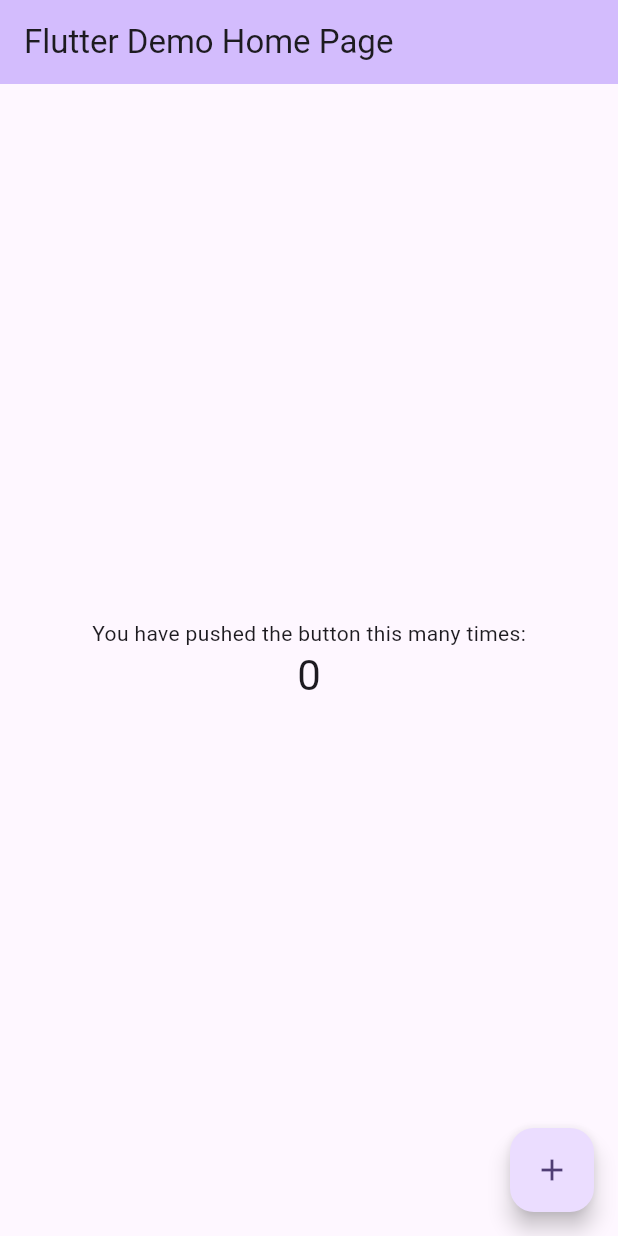
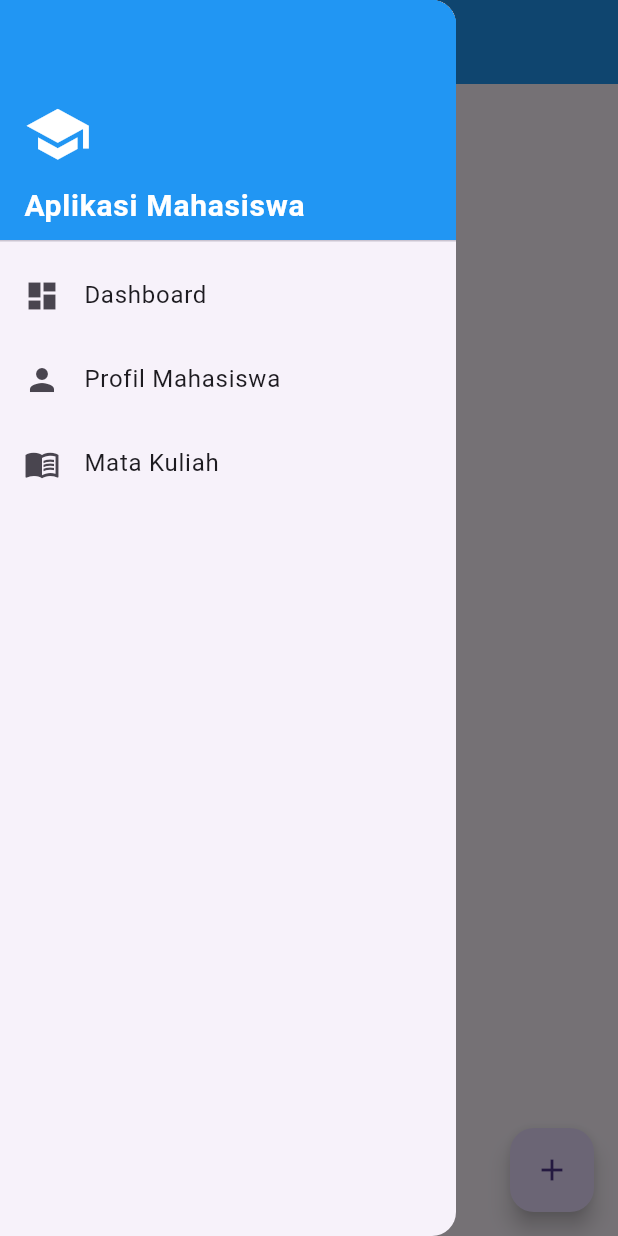
Before and after one commit to Santiko1908/latihan_flutter4, a Flutter app: the screen it shows after launch, with the side drawer open (before the commit the screen has no drawer), on a phone screen of 412 x 824 dp. Run offline on Flutter 3.47's test engine with Material 3 defaults, Android fonts, the phone set to English and light mode, and no system bars.

Commit message:
Update aplikasi mahasiswa

```diff
--- a/lib/main.dart
+++ b/lib/main.dart
@@ -1,122 +1,282 @@
 import 'package:flutter/material.dart';
 
 void main() {
-  runApp(const MyApp());
+  runApp(const MyWidget());
 }
 
-class MyApp extends StatelessWidget {
-  const MyApp({super.key});
+class MyWidget extends StatelessWidget {
+  const MyWidget({super.key});
 
-  // This widget is the root of your application.
   @override
   Widget build(BuildContext context) {
     return MaterialApp(
-      title: 'Flutter Demo',
-      theme: ThemeData(
-        // This is the theme of your application.
-        //
-        // TRY THIS: Try running your application with "flutter run". You'll see
-        // the application has a purple toolbar. Then, without quitting the app,
-        // try changing the seedColor in the colorScheme below to Colors.green
-        // and then invoke "hot reload" (save your changes or press the "hot
-        // reload" button in a Flutter-supported IDE, or press "r" if you used
-        // the command line to start the app).
-        //
-        // Notice that the counter didn't reset back to zero; the application
-        // state is not lost during the reload. To reset the state, use hot
-        // restart instead.
-        //
-        // This works for code too, not just values: Most code changes can be
-        // tested with just a hot reload.
-        colorScheme: .fromSeed(seedColor: Colors.deepPurple),
-      ),
-      home: const MyHomePage(title: 'Flutter Demo Home Page'),
+      theme: ThemeData.light(),
+      themeMode: ThemeMode.system,
+      title: 'Aplikasi Mahasiswa',
+      debugShowCheckedModeBanner: false,
+      home: const MyDashboard(),
     );
   }
 }
 
-class MyHomePage extends StatefulWidget {
-  const MyHomePage({super.key, required this.title});
-
-  // This widget is the home page of your application. It is stateful, meaning
-  // that it has a State object (defined below) that contains fields that affect
-  // how it looks.
-
-  // This class is the configuration for the state. It holds the values (in this
-  // case the title) provided by the parent (in this case the App widget) and
-  // used by the build method of the State. Fields in a Widget subclass are
-  // always marked "final".
-
-  final String title;
-
-  @override
-  State<MyHomePage> createState() => _MyHomePageState();
-}
-
-class _MyHomePageState extends State<MyHomePage> {
-  int _counter = 0;
-
-  void _incrementCounter() {
-    setState(() {
-      // This call to setState tells the Flutter framework that something has
-      // changed in this State, which causes it to rerun the build method below
-      // so that the display can reflect the updated values. If we changed
-      // _counter without calling setState(), then the build method would not be
-      // called again, and so nothing would appear to happen.
-      _counter++;
-    });
-  }
+// HALAMAN DASHBOARD
+class MyDashboard extends StatelessWidget {
+  const MyDashboard({super.key});
 
   @override
   Widget build(BuildContext context) {
-    // This method is rerun every time setState is called, for instance as done
-    // by the _incrementCounter method above.
-    //
-    // The Flutter framework has been optimized to make rerunning build methods
-    // fast, so that you can just rebuild anything that needs updating rather
-    // than having to individually change instances of widgets.
     return Scaffold(
       appBar: AppBar(
-        // TRY THIS: Try changing the color here to a specific color (to
-        // Colors.amber, perhaps?) and trigger a hot reload to see the AppBar
-        // change color while the other colors stay the same.
-        backgroundColor: Theme.of(context).colorScheme.inversePrimary,
-        // Here we take the value from the MyHomePage object that was created by
-        // the App.build method, and use it to set our appbar title.
-        title: Text(widget.title),
+        backgroundColor: Colors.blue,
+        iconTheme: const IconThemeData(color: Colors.white),
+        title: const Text(
+          'Dashboard Mahasiswa',
+          style: TextStyle(color: Colors.white),
+        ),
       ),
-      body: Center(
-        // Center is a layout widget. It takes a single child and positions it
-        // in the middle of the parent.
+      drawer: const MyDrawer(),
+      body: const Center(
         child: Column(
-          // Column is also a layout widget. It takes a list of children and
-          // arranges them vertically. By default, it sizes itself to fit its
-          // children horizontally, and tries to be as tall as its parent.
-          //
-          // Column has various properties to control how it sizes itself and
-          // how it positions its children. Here we use mainAxisAlignment to
-          // center the children vertically; the main axis here is the vertical
-          // axis because Columns are vertical (the cross axis would be
-          // horizontal).
-          //
-          // TRY THIS: Invoke "debug painting" (choose the "Toggle Debug Paint"
-          // action in the IDE, or press "p" in the console), to see the
-          // wireframe for each widget.
-          mainAxisAlignment: .center,
+          mainAxisAlignment: MainAxisAlignment.center,
           children: [
-            const Text('You have pushed the button this many times:'),
             Text(
-              '$_counter',
-              style: Theme.of(context).textTheme.headlineMedium,
+              'HALLO BRO',
+              style: TextStyle(
+                color: Colors.black,
+                fontWeight: FontWeight.bold,
+                fontSize: 20,
+              ),
+            ),
+            SizedBox(height: 10),
+            Text(
+              'POSISI DIMANA',
+              style: TextStyle(
+                color: Colors.black,
+                fontWeight: FontWeight.bold,
+                fontSize: 20,
+              ),
             ),
           ],
         ),
       ),
       floatingActionButton: FloatingActionButton(
-        onPressed: _incrementCounter,
-        tooltip: 'Increment',
+        onPressed: () {
+          ScaffoldMessenger.of(context).showSnackBar(
+            const SnackBar(content: Text('Tombol Upload File ditekan')),
+          );
+        },
+        tooltip: 'Upload File',
         child: const Icon(Icons.add),
       ),
     );
   }
 }
+
+// MENU NAVIGASI
+class MyDrawer extends StatelessWidget {
+  const MyDrawer({super.key});
+
+  @override
+  Widget build(BuildContext context) {
+    return Drawer(
+      child: ListView(
+        padding: EdgeInsets.zero,
+        children: [
+          const DrawerHeader(
+            decoration: BoxDecoration(color: Colors.blue),
+            child: Column(
+              crossAxisAlignment: CrossAxisAlignment.start,
+              mainAxisAlignment: MainAxisAlignment.end,
+              children: [
+                Icon(
+                  Icons.school,
+                  color: Colors.white,
+                  size: 45,
+                ),
+                SizedBox(height: 10),
+                Text(
+                  'Aplikasi Mahasiswa',
+                  style: TextStyle(
+                    color: Colors.white,
+                    fontSize: 20,
+                    fontWeight: FontWeight.bold,
+                  ),
+                ),
+              ],
+            ),
+          ),
+          ListTile(
+            leading: const Icon(Icons.dashboard),
+            title: const Text('Dashboard'),
+            onTap: () {
+              Navigator.pop(context);
+              Navigator.pushReplacement(
+                context,
+                MaterialPageRoute(
+                  builder: (context) => const MyDashboard(),
+                ),
+              );
+            },
+          ),
+          ListTile(
+            leading: const Icon(Icons.person),
+            title: const Text('Profil Mahasiswa'),
+            onTap: () {
+              Navigator.pop(context);
+              Navigator.push(
+                context,
+                MaterialPageRoute(
+                  builder: (context) => const MyProfil(),
+                ),
+              );
+            },
+          ),
+          ListTile(
+            leading: const Icon(Icons.menu_book),
+            title: const Text('Mata Kuliah'),
+            onTap: () {
+              Navigator.pop(context);
+              Navigator.push(
+                context,
+                MaterialPageRoute(
+                  builder: (context) => const MyMatkul(),
+                ),
+              );
+            },
+          ),
+        ],
+      ),
+    );
+  }
+}
+
+// HALAMAN PROFIL MAHASISWA
+class MyProfil extends StatelessWidget {
+  const MyProfil({super.key});
+
+  @override
+  Widget build(BuildContext context) {
+    return Scaffold(
+      appBar: AppBar(
+        backgroundColor: Colors.blue,
+        iconTheme: const IconThemeData(color: Colors.white),
+        title: const Text(
+          'Profil Mahasiswa',
+          style: TextStyle(color: Colors.white),
+        ),
+      ),
+      drawer: const MyDrawer(),
+      body: const Center(
+        child: Column(
+          mainAxisAlignment: MainAxisAlignment.center,
+          children: [
+            Icon(
+              Icons.account_circle,
+              size: 90,
+              color: Colors.blue,
+            ),
+            SizedBox(height: 15),
+            Text(
+              'Angger Josjis',
+              style: TextStyle(
+                color: Colors.red,
+                fontWeight: FontWeight.bold,
+                fontSize: 18,
+              ),
+            ),
+            SizedBox(height: 8),
+            Text(
+              '1124160099',
+              style: TextStyle(
+                color: Colors.red,
+                fontWeight: FontWeight.bold,
+                fontSize: 18,
+              ),
+            ),
+            SizedBox(height: 8),
+            Text(
+              'TISE24M',
+              style: TextStyle(
+                color: Colors.red,
+                fontWeight: FontWeight.bold,
+                fontSize: 18,
+              ),
+            ),
+          ],
+        ),
+      ),
+      floatingActionButton: FloatingActionButton(
+        onPressed: () {
+          ScaffoldMessenger.of(context).showSnackBar(
+            const SnackBar(content: Text('Tombol Tambah Data Profil ditekan')),
+          );
+        },
+        tooltip: 'Add data profil',
+        child: const Icon(Icons.add),
+      ),
+    );
+  }
+}
+
+// HALAMAN MATA KULIAH
+class MyMatkul extends StatelessWidget {
+  const MyMatkul({super.key});
+
+  @override
+  Widget build(BuildContext context) {
+    return Scaffold(
+      appBar: AppBar(
+        backgroundColor: Colors.blue,
+        iconTheme: const IconThemeData(color: Colors.white),
+        title: const Text(
+          'Mata Kuliah',
+          style: TextStyle(color: Colors.white),
+        ),
+      ),
+      drawer: const MyDrawer(),
+      body: const Center(
+        child: Column(
+          mainAxisAlignment: MainAxisAlignment.center,
+          children: [
+            Text(
+              'QUANTUM',
+              style: TextStyle(
+                color: Colors.green,
+                fontSize: 20,
+                fontWeight: FontWeight.bold,
+              ),
+            ),
+            SizedBox(height: 10),
+            Text(
+              'BLOCKCHAIN',
+              style: TextStyle(
+                color: Colors.green,
+                fontSize: 20,
+                fontWeight: FontWeight.bold,
+              ),
+            ),
+            SizedBox(height: 10),
+            Text(
+              'AI & MACHINE LEARNING',
+              textAlign: TextAlign.center,
+              style: TextStyle(
+                color: Colors.green,
+                fontSize: 20,
+                fontWeight: FontWeight.bold,
+              ),
+            ),
+          ],
+        ),
+      ),
+      floatingActionButton: FloatingActionButton(
+        onPressed: () {
+          ScaffoldMessenger.of(context).showSnackBar(
+            const SnackBar(content: Text('Tombol Tambah Mata Kuliah ditekan')),
+          );
+        },
+        tooltip: 'Add Matkul',
+        child: const Icon(Icons.add),
+      ),
+    );
+  }
+}
```
Also changed, not shown: 4 other files.
